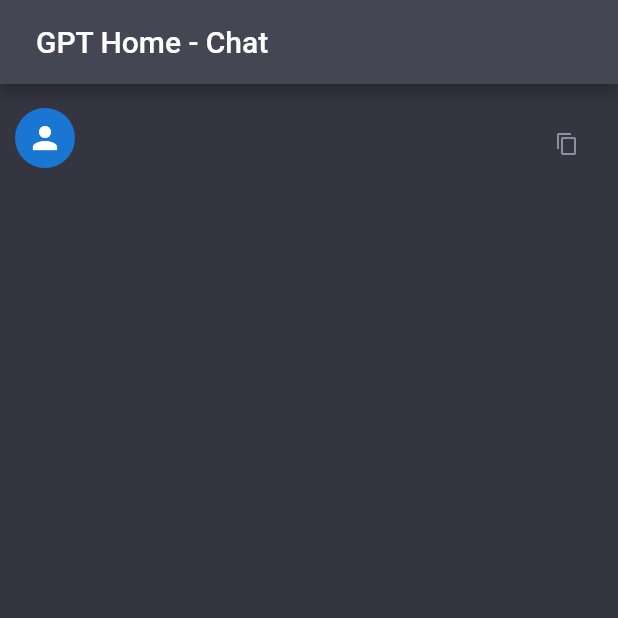
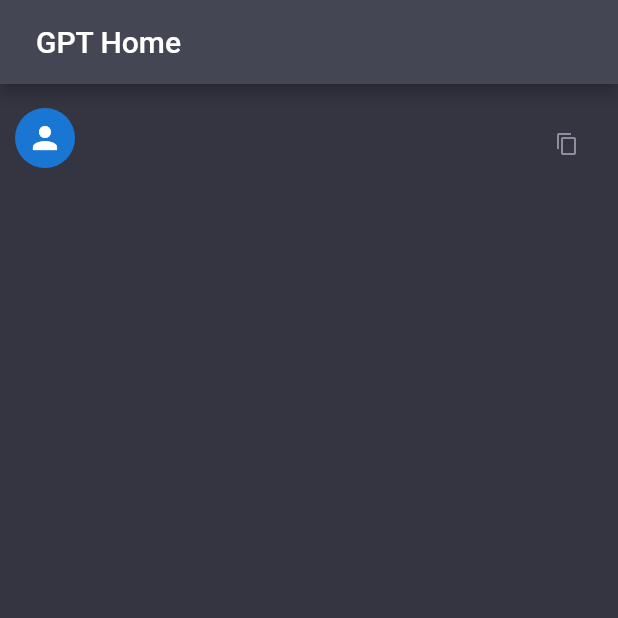
Before and after one commit to bilal-aamer/GPT, a Flutter app: the screen it shows after launch, after a tap on the "send" icon, on a phone screen of 412 x 824 dp, the top half of it. Run offline on Flutter 3.47's test engine with Material 2 defaults, Android fonts, the phone set to English and light mode, and no system bars; our stand-ins replace speech_to_text; missing offline and left inert: chat_gpt_flutter, text_to_speech.

Commit message:
Title Edit - make it general

```diff
--- a/lib/home_page.dart
+++ b/lib/home_page.dart
@@ -63,7 +63,7 @@ class _ChatPageState extends State<ChatPage> {
         title: const Padding(
           padding: EdgeInsets.all(8.0),
           child: Text(
-            'GPT Home - Chat',
+            'GPT Home',
             maxLines: 2,
             textAlign: TextAlign.center,
           ),
@@ -171,6 +171,7 @@ class _ChatPageState extends State<ChatPage> {
           .showSnackBar(SnackBar(content: Text("Message copied to clipboard")));
     });
   }
+
 
   void _initSpeech() async {
     _speechEnabled = await _speechToText.initialize(
```
